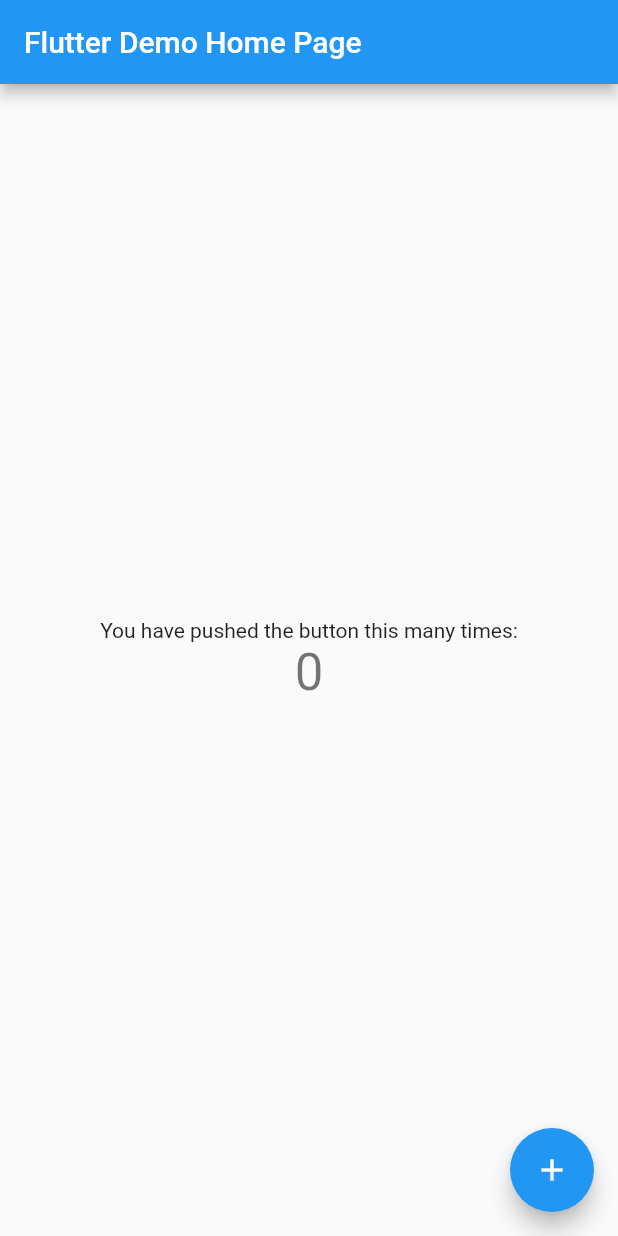
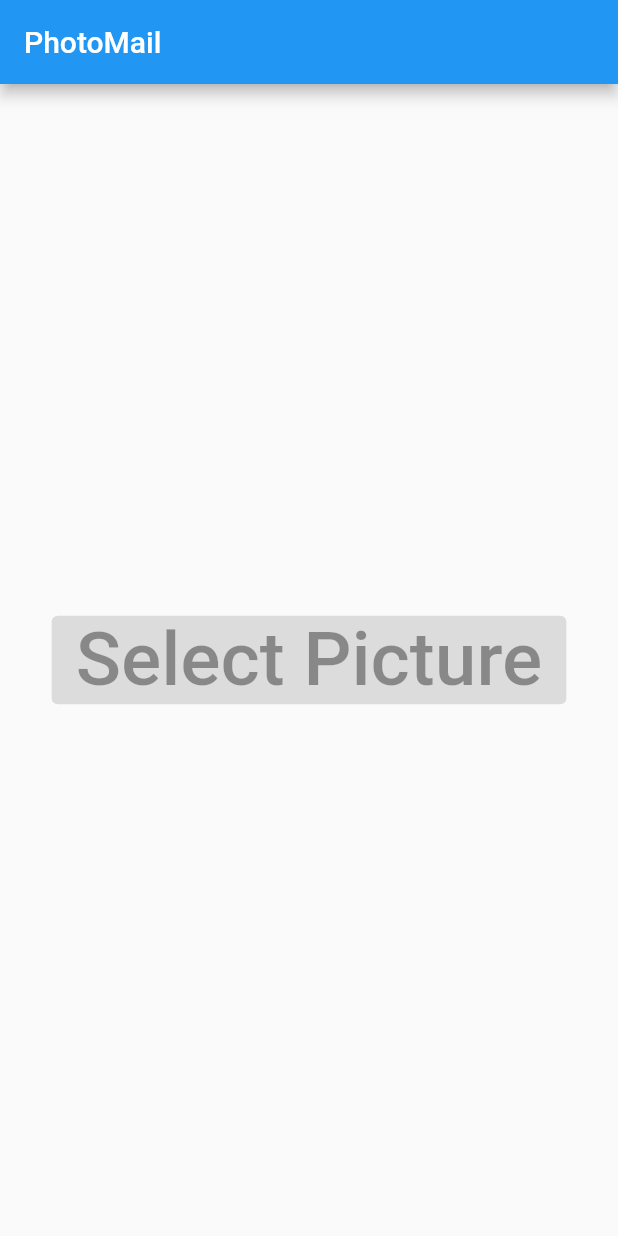
Before and after one commit to n00rsy/photomail, a Flutter app: the screen it shows after launch, on a phone screen of 412 x 824 dp. Run offline on Flutter 3.47's test engine with Material 2 defaults, Android fonts, the phone set to English and light mode, and no system bars.

Commit message:
added main button

```diff
--- a/flutter_app/lib/main.dart
+++ b/flutter_app/lib/main.dart
@@ -26,7 +26,7 @@ class MyApp extends StatelessWidget {
         // closer together (more dense) than on mobile platforms.
         visualDensity: VisualDensity.adaptivePlatformDensity,
       ),
-      home: MyHomePage(title: 'Flutter Demo Home Page'),
+      home: MyHomePage(title: 'PhotoMail'),
     );
   }
 }
@@ -97,21 +97,15 @@ class _MyHomePageState extends State<MyHomePage> {
           // horizontal).
           mainAxisAlignment: MainAxisAlignment.center,
           children: <Widget>[
-            Text(
-              'You have pushed the button this many times:',
-            ),
-            Text(
-              '$_counter',
-              style: Theme.of(context).textTheme.headline4,
-            ),
+            ElevatedButton(onPressed: null,
+                child:
+                Text(
+                    "Select Picture",
+                  style: TextStyle(fontSize: 50),
+                ))
           ],
         ),
       ),
-      floatingActionButton: FloatingActionButton(
-        onPressed: _incrementCounter,
-        tooltip: 'Increment',
-        child: Icon(Icons.add),
-      ), // This trailing comma makes auto-formatting nicer for build methods.
     );
   }
 }
--- a/flutter_app/pubspec.yaml
+++ b/flutter_app/pubspec.yaml
@@ -23,6 +23,7 @@ environment:
 dependencies:
   flutter:
     sdk: flutter
+  image_picker: ^0.6.7+12
 
 
   # The following adds the Cupertino Icons font to your application.
```
Also changed, not shown: flutter_app/pubspec.lock.
